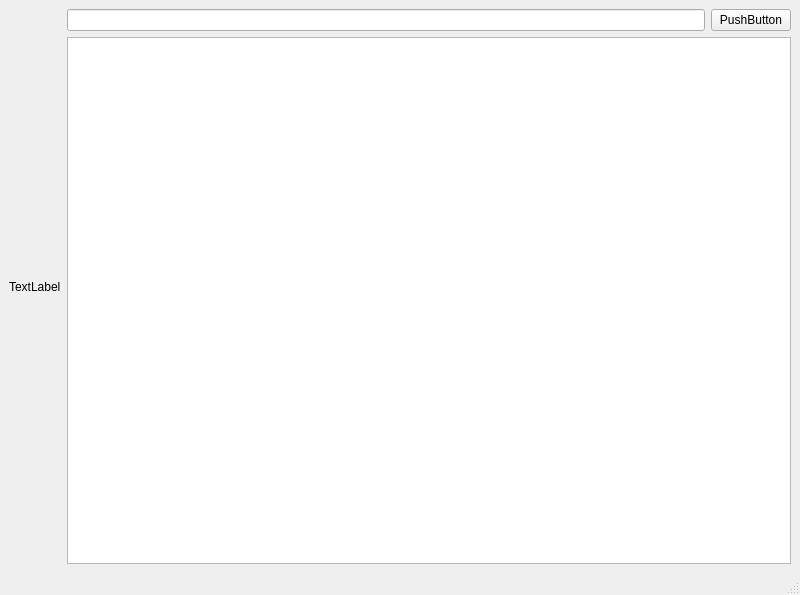
Before: the Qt Designer form buyokapp/ui/controller.ui in Ipopuk/Smart_Buyok, drawn with Qt 5.
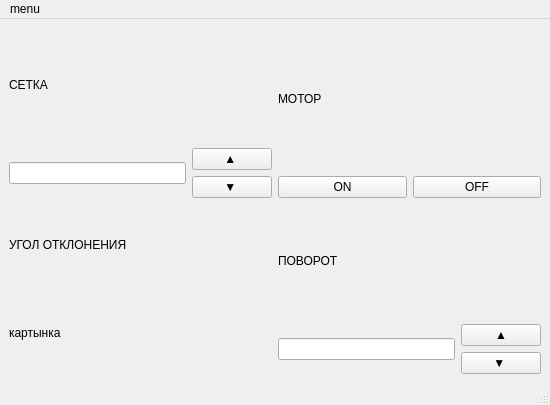
After: the same form once the commit is applied.

```diff
--- a/buyokapp/ui/controller.ui
+++ b/buyokapp/ui/controller.ui
@@ -6,44 +6,131 @@
    <rect>
     <x>0</x>
     <y>0</y>
-    <width>800</width>
-    <height>595</height>
+    <width>550</width>
+    <height>405</height>
    </rect>
   </property>
   <property name="windowTitle">
    <string>MainWindow</string>
   </property>
   <widget class="QWidget" name="centralwidget">
-   <layout class="QHBoxLayout" name="horizontalLayout">
-    <item>
-     <layout class="QVBoxLayout" name="verticalLayout">
-      <item>
-       <widget class="QLabel" name="label">
-        <property name="text">
-         <string>TextLabel</string>
-        </property>
-       </widget>
-      </item>
-     </layout>
-    </item>
-    <item>
+   <layout class="QGridLayout" name="gridLayout_3">
+    <item row="2" column="0">
      <layout class="QVBoxLayout" name="verticalLayout_2">
       <item>
+       <widget class="QLabel" name="grid_label">
+        <property name="text">
+         <string>СЕТКА</string>
+        </property>
+       </widget>
+      </item>
+      <item>
+       <layout class="QHBoxLayout" name="horizontalLayout">
+        <item>
+         <widget class="QLineEdit" name="grid_line_edit"/>
+        </item>
+        <item>
+         <layout class="QVBoxLayout" name="verticalLayout_3">
+          <item>
+           <widget class="QPushButton" name="pushButton_grid_up">
+            <property name="text">
+             <string>▲ </string>
+            </property>
+           </widget>
+          </item>
+          <item>
+           <widget class="QPushButton" name="pushButton_grid_down">
+            <property name="text">
+             <string>▼ </string>
+            </property>
+           </widget>
+          </item>
+         </layout>
+        </item>
+       </layout>
+      </item>
+     </layout>
+    </item>
+    <item row="2" column="1">
+     <layout class="QVBoxLayout" name="verticalLayout_5">
+      <item>
+       <widget class="QLabel" name="motor_label">
+        <property name="text">
+         <string>МОТОР</string>
+        </property>
+       </widget>
+      </item>
+      <item>
        <layout class="QHBoxLayout" name="horizontalLayout_2">
         <item>
-         <widget class="QLineEdit" name="lineEdit"/>
+         <widget class="QPushButton" name="pushButton_motor_on">
+          <property name="text">
+           <string>ON</string>
+          </property>
+         </widget>
         </item>
         <item>
          <widget class="QPushButton" name="pushButton">
           <property name="text">
-           <string>PushButton</string>
+           <string>OFF</string>
           </property>
          </widget>
         </item>
        </layout>
       </item>
+     </layout>
+    </item>
+    <item row="3" column="1">
+     <layout class="QVBoxLayout" name="verticalLayout_6">
       <item>
-       <widget class="QTableWidget" name="tableWidget"/>
+       <widget class="QLabel" name="turn_label">
+        <property name="text">
+         <string>ПОВОРОТ</string>
+        </property>
+       </widget>
+      </item>
+      <item>
+       <layout class="QHBoxLayout" name="horizontalLayout_3">
+        <item>
+         <widget class="QLineEdit" name="turn_lineEdit"/>
+        </item>
+        <item>
+         <layout class="QVBoxLayout" name="verticalLayout_7">
+          <item>
+           <widget class="QPushButton" name="pushButton_turn_up">
+            <property name="text">
+             <string>▲</string>
+            </property>
+           </widget>
+          </item>
+          <item>
+           <widget class="QPushButton" name="pushButton_turn_down">
+            <property name="text">
+             <string>▼ </string>
+            </property>
+           </widget>
+          </item>
+         </layout>
+        </item>
+       </layout>
+      </item>
+     </layout>
+    </item>
+    <item row="3" column="0">
+     <layout class="QVBoxLayout" name="verticalLayout_8">
+      <item>
+       <widget class="QLabel" name="angle_label">
+        <property name="text">
+         <string>УГОЛ ОТКЛОНЕНИЯ</string>
+        </property>
+       </widget>
+      </item>
+      <item>
+       <widget class="QLabel" name="angle_pic">
+        <property name="text">
+         <string>картынка</string>
+        </property>
+       </widget>
       </item>
      </layout>
     </item>
@@ -54,10 +141,19 @@
     <rect>
      <x>0</x>
      <y>0</y>
-     <width>800</width>
-     <height>18</height>
+     <width>550</width>
+     <height>21</height>
     </rect>
    </property>
+   <widget class="QMenu" name="menu">
+    <property name="title">
+     <string>menu</string>
+    </property>
+    <addaction name="navigation_map"/>
+    <addaction name="depth_map"/>
+    <addaction name="controller"/>
+   </widget>
+   <addaction name="menu"/>
   </widget>
   <widget class="QStatusBar" name="statusbar"/>
  </widget>
```
Left out of the diff: 21 changed lines with no effect on the pictures.
